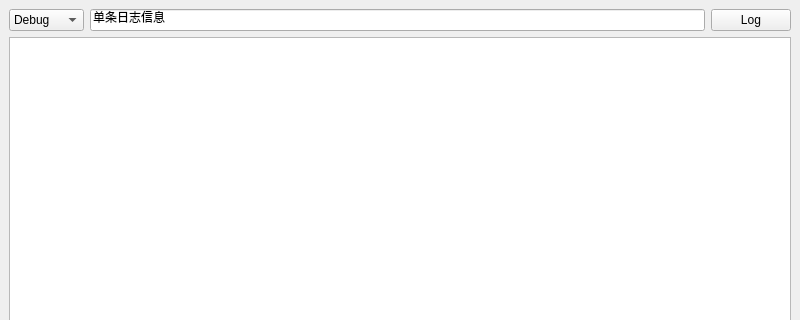
The window that mainwindow.ui (gongjianbo/SimpleQtLogger) describes before a commit, drawn with Qt 5; both pictures show x 0 to 800 and y 0 to 320 of the 800 by 600 pixel window.
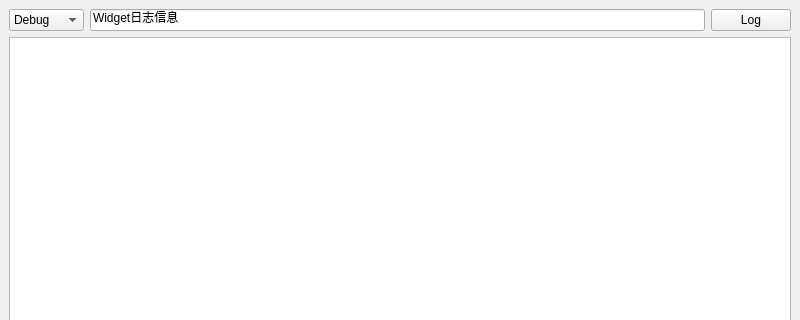
The same window after the commit.

Diff of the .ui file:
```diff
--- a/mainwindow.ui
+++ b/mainwindow.ui
@@ -49,7 +49,7 @@
       <item>
        <widget class="QLineEdit" name="lineEdit">
         <property name="text">
-         <string>单条日志信息</string>
+         <string>Widget日志信息</string>
         </property>
        </widget>
       </item>
```
Left out of the diff: 4 changed lines with no effect on the pictures.
